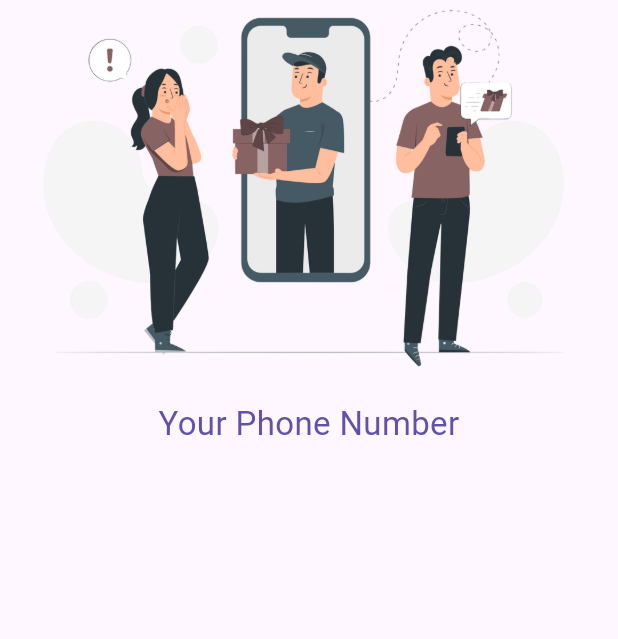
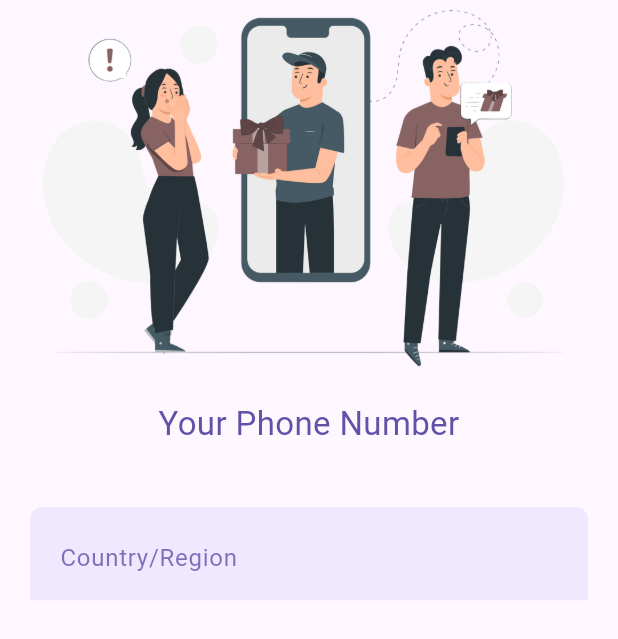
Before and after one commit to Ayush13Bhatia/6am_mart, a Flutter app: the screen it shows after launch, on a phone screen of 412 x 824 dp. Shown: the top 639 px of the screen. Run offline on Flutter 3.47's test engine with Material 2 defaults, Android fonts, the phone set to English and light mode, and no system bars; our stand-ins replace rive; statements that could not run were skipped.

Commit message:
login page text form field

```diff
--- a/lib/screens/login_screen.dart
+++ b/lib/screens/login_screen.dart
@@ -1,6 +1,7 @@
 import 'package:flutter/material.dart';
 
 import '../components/my_text.dart';
+import '../components/my_text_field.dart';
 import '../utils/images_url.dart';
 import '../utils/my_theme.dart';
 
@@ -31,6 +32,45 @@ class LoginScreen extends StatelessWidget {
             ),
           ),
           const SizedBox(height: 20),
+          const SizedBox(height: 20),
+          MyTextField(
+            controller: _countryController,
+            label: "Country/Region",
+            isReadOnly: true,
+            // prefixWidget: ,
+            validator: (st) {
+              if (st == null) {
+                return "Please Select Country";
+              }
+              if (st.isEmpty) {
+                return "Please Select Country";
+              }
+              return null;
+            },
+            suffixWidget: const Padding(
+              padding: EdgeInsets.only(right: 10),
+              child: Icon(
+                Icons.arrow_drop_down,
+                color: MyTheme.primary,
+              ),
+            ),
+            onTap: () {
+              showCountryPicker(
+                context: context,
+                showPhoneCode: true,
+                favorite: ["IN"],
+                countryListTheme: CountryListThemeData(
+                  flagSize: 35,
+                  bottomSheetHeight: size.height * 0.8,
+                ),
+                onSelect: (Country country) {
+                  print('Select country: ${country.flagEmoji}');
+                  _countryController.text = "${country.flagEmoji} ${country.name}(+${country.phoneCode})";
+                },
+              );
+            },
+          ),
+          const SizedBox(height: 2),
         ],
       ),
     );
```
